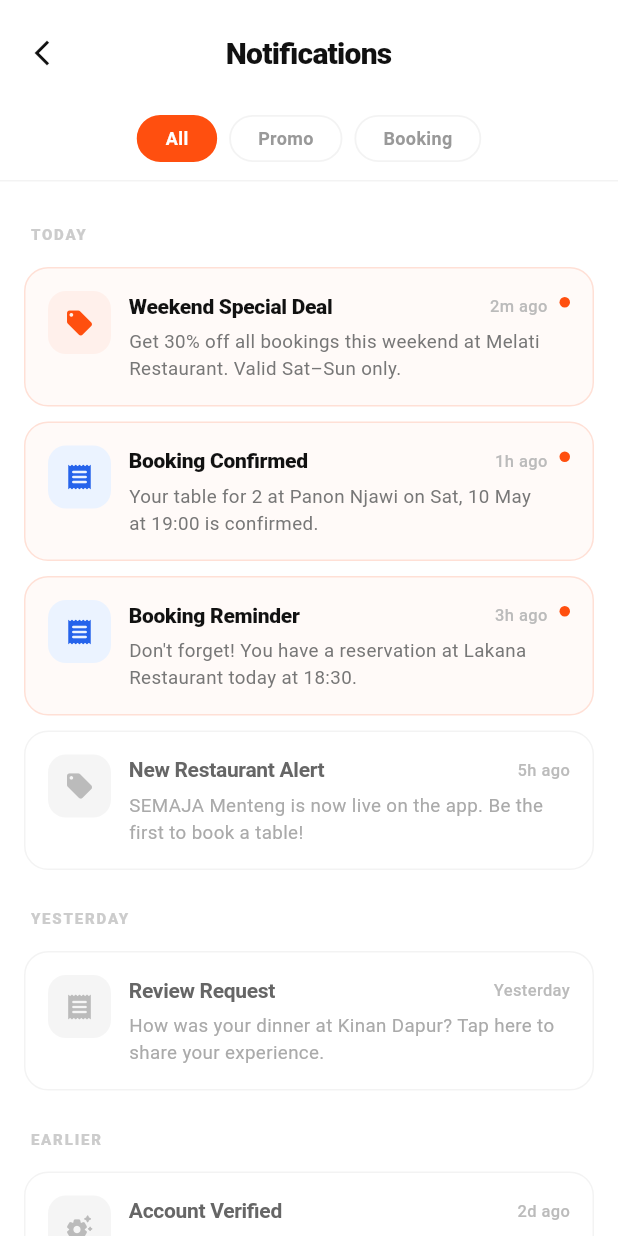
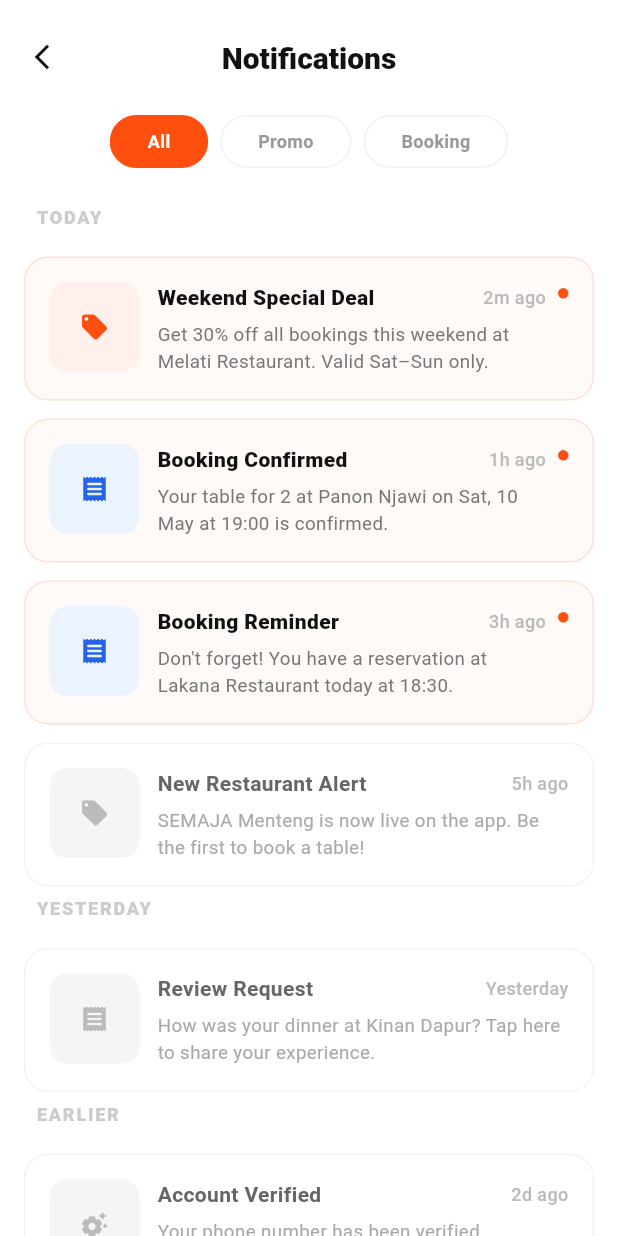
Before and after one commit to akhmaddakhir/aplikasi_teman_resto, a Flutter app: the NotificationPage screen opened directly, on a phone screen of 412 x 824 dp. Run offline on Flutter 3.47's test engine with Material 3 defaults, Android fonts, the phone set to English and light mode, and no system bars; our stand-ins replace flutter_svg, google_fonts.

Commit message:
update spacing and font sizes on notification page

```diff
--- a/lib/pages/home/notification_page.dart
+++ b/lib/pages/home/notification_page.dart
@@ -106,7 +106,7 @@ class _NotificationPageState extends State<NotificationPage> {
         elevation: 0,
         scrolledUnderElevation: 0,
         systemOverlayStyle: SystemUiOverlayStyle.dark,
-        toolbarHeight: 70,
+        toolbarHeight: 80,
         centerTitle: true,
         leading: Center(
           child: IconButton(
@@ -120,16 +120,10 @@ class _NotificationPageState extends State<NotificationPage> {
             color: _textBlack,
             fontWeight: FontWeight.w800,
             fontSize: 20,
-            letterSpacing: -0.5,
           ),
         ),
-        actions: const [
-          SizedBox(width: 48),
-        ],
         bottom: PreferredSize(
-          preferredSize: const Size.fromHeight(50),
-          child: Container(
-            padding: const EdgeInsets.only(bottom: 12),
+          preferredSize: const Size.fromHeight(32),
           child: Row(
             mainAxisAlignment: MainAxisAlignment.center,
             children: ['All', 'Promo', 'Booking'].map((filter) {
@@ -137,14 +131,14 @@ class _NotificationPageState extends State<NotificationPage> {
               return Padding(
                 padding: const EdgeInsets.symmetric(horizontal: 4),
                 child: InkWell(
-                    borderRadius: BorderRadius.circular(20),
+                  borderRadius: BorderRadius.circular(50),
                   onTap: () => setState(() => _currentFilter = filter),
                   child: AnimatedContainer(
                     duration: const Duration(milliseconds: 200),
-                      padding: const EdgeInsets.symmetric(horizontal: 18, vertical: 6),
+                    padding: const EdgeInsets.symmetric(horizontal: 24, vertical: 8),
                     decoration: BoxDecoration(
                       color: isActive ? _primaryOrange : Colors.white,
-                        borderRadius: BorderRadius.circular(20),
+                      borderRadius: BorderRadius.circular(50),
                       border: Border.all(
                         color: isActive ? _primaryOrange : _lightGray,
                         width: 1.2,
@@ -165,13 +159,11 @@ class _NotificationPageState extends State<NotificationPage> {
           ),
         ),
       ),
-      ),
       body: Column(
         children: [
-          const Divider(height: 1, thickness: 1, color: _lightGray),
           Expanded(
             child: ListView.builder(
-              padding: const EdgeInsets.only(top: 8, bottom: 24),
+              padding: const EdgeInsets.only(top: 24, bottom: 40),
               itemCount: _filteredNotifs.length,
               itemBuilder: (context, index) {
                 final item = _filteredNotifs[index];
@@ -182,13 +174,13 @@ class _NotificationPageState extends State<NotificationPage> {
                   children: [
                     if (showLabel)
                       Padding(
-                        padding: const EdgeInsets.fromLTRB(20, 20, 20, 10),
+                        padding: const EdgeInsets.fromLTRB(24, 0, 24, 12),
                         child: Text(
                           item.day,
                           style: const TextStyle(
                             color: Color(0xFFCCCCCC),
                             fontWeight: FontWeight.w800,
-                            fontSize: 10,
+                            fontSize: 12,
                             letterSpacing: 1.2,
                           ),
                         ),
@@ -234,8 +226,8 @@ class _NotificationPageState extends State<NotificationPage> {
     return InkWell(
       onTap: () => setState(() => notif.isUnread = false),
       child: Container(
-        margin: const EdgeInsets.symmetric(horizontal: 16, vertical: 5),
-        padding: const EdgeInsets.all(15),
+        margin: const EdgeInsets.symmetric(horizontal: 16, vertical: 6),
+        padding: const EdgeInsets.all(16),
         decoration: BoxDecoration(
           color: notif.isUnread ? _unreadBg : Colors.white,
           borderRadius: BorderRadius.circular(16),
@@ -248,8 +240,8 @@ class _NotificationPageState extends State<NotificationPage> {
           crossAxisAlignment: CrossAxisAlignment.start,
           children: [
             Container(
-              width: 42,
-              height: 42,
+              width: 60,
+              height: 60,
               decoration: BoxDecoration(
                 color: iconBg,
                 borderRadius: BorderRadius.circular(12),
@@ -271,21 +263,20 @@ class _NotificationPageState extends State<NotificationPage> {
                             fontSize: 14,
                             fontWeight: notif.isUnread ? FontWeight.w800 : FontWeight.w600,
                             color: notif.isUnread ? _textBlack : const Color(0xFF666666),
-                            letterSpacing: -0.2,
                           ),
                         ),
                       ),
                       Text(
                         notif.time,
                         style: const TextStyle(
-                          fontSize: 11,
+                          fontSize: 12,
                           color: Color(0xFFBBBBBB),
                           fontWeight: FontWeight.w500,
                         ),
                       ),
                     ],
                   ),
-                  const SizedBox(height: 5),
+                  const SizedBox(height: 6),
                   Text(
                     notif.desc,
                     style: TextStyle(
```
Lines whose indentation alone changed are shown as unchanged.
